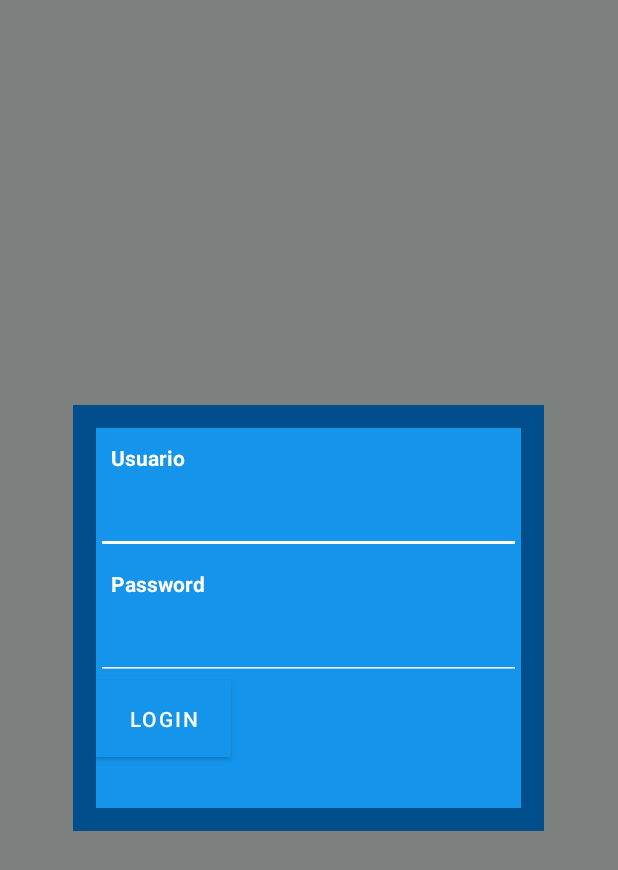
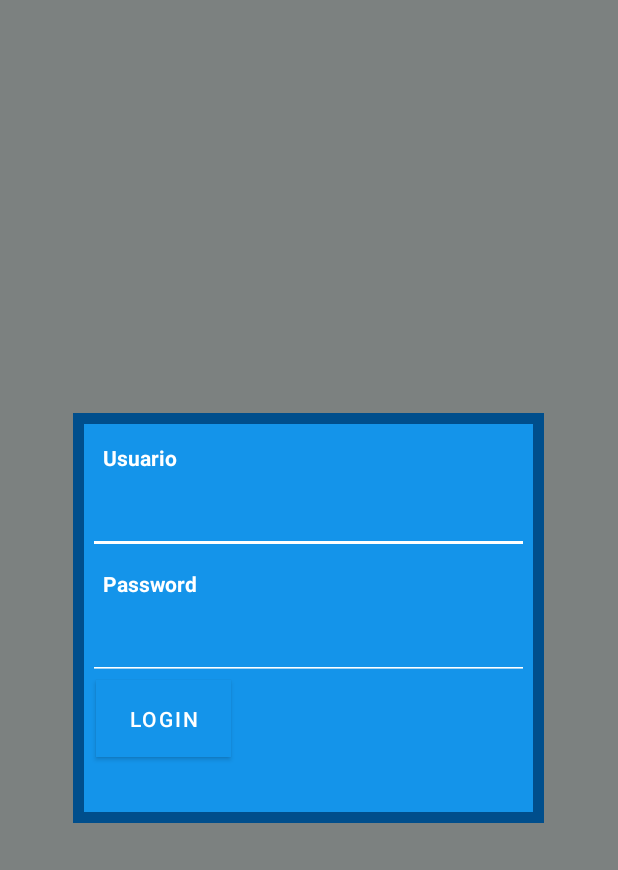
Before and after one commit to Gbalay92/PlayersDB, an Android app: the layout activity_main.xml on its own in the app's theme, with its tools: preview values and no code run, on a phone screen of 412 x 824 dp. Shown: the top 870 px of the screen. Run offline under Robolectric (Android 15) with nearby library versions, the phone set to English and light mode, and no system bars.

Commit message:
add xml border and change it in layouts

```diff
--- a/app/src/main/AndroidManifest.xml
+++ b/app/src/main/AndroidManifest.xml
@@ -15,7 +15,10 @@
         tools:targetApi="31">
         <activity
             android:name=".MainActivity"
-            android:exported="true">
+            android:exported="true"
+            android:theme="@style/Theme.AppCompat.Light.NoActionBar"
+            >
+
             <intent-filter>
                 <action android:name="android.intent.action.MAIN" />
 
--- a/app/src/main/java/com/liceolapaz/dam/gbl/MainActivity.kt
+++ b/app/src/main/java/com/liceolapaz/dam/gbl/MainActivity.kt
@@ -1,11 +1,12 @@
 package com.liceolapaz.dam.gbl
 
+import android.app.ActionBar
 import android.content.Intent
-import androidx.appcompat.app.AppCompatActivity
 import android.os.Bundle
 import android.widget.Button
 import android.widget.EditText
 import android.widget.TextView
+import androidx.appcompat.app.AppCompatActivity
 
 class MainActivity : AppCompatActivity() {
     private lateinit var user: EditText
@@ -21,6 +22,7 @@ class MainActivity : AppCompatActivity() {
         password=findViewById(R.id.inputPassword)
         txtError=findViewById(R.id.txtError)
         login=findViewById(R.id.login)
+
 
 
         login.setOnClickListener {
--- /dev/null
+++ b/app/src/main/res/drawable/border.xml
@@ -0,0 +1,9 @@
+<?xml version="1.0" encoding="utf-8"?>
+<selector xmlns:android="http://schemas.android.com/apk/res/android">
+    <item>
+        <shape xmlns:android="http://schemas.android.com/apk/res/android" android:shape="rectangle">
+            <solid android:color="@color/blue" />
+            <stroke android:width="7dp" android:color="@color/marineBlue" />
+        </shape>
+    </item>
+</selector>
--- a/app/src/main/res/layout/activity_main.xml
+++ b/app/src/main/res/layout/activity_main.xml
@@ -9,21 +9,15 @@
     tools:context=".MainActivity"
     android:gravity="center"
     android:orientation="vertical">
-    <RelativeLayout
-        android:layout_width="314dp"
-        android:padding="15dp"
-        android:layout_height="wrap_content"
-        android:layout_gravity="center"
-        android:background="@color/marineBlue"
-        android:gravity="left"
-        android:orientation="vertical">
+
 
         <LinearLayout
             android:id="@+id/card_view"
-            android:layout_width="match_parent"
+            android:layout_width="314dp"
+            android:padding="10dp"
             android:layout_height="wrap_content"
             android:layout_gravity="center"
-            android:background="@color/blue"
+            android:background="@drawable/border"
             android:gravity="left"
             android:orientation="vertical"
             android:outlineSpotShadowColor="@color/marineBlue">
@@ -43,6 +37,7 @@
                 android:layout_width="match_parent"
                 android:layout_height="wrap_content"
                 android:backgroundTint="@color/white"
+                android:textColor="@color/white"
                 android:inputType="text"
                 android:padding="10dp"
                 android:textColorHint="@color/white" />
@@ -70,8 +65,9 @@
                 android:id="@+id/login"
                 android:layout_width="90dp"
                 android:layout_height="wrap_content"
-                android:background="@color/marineBlue"
+                android:background="@drawable/border"
                 android:padding="10dp"
+                android:layout_marginStart="5dp"
                 android:text="Login"
                 android:textColor="@color/white" />
 
@@ -86,6 +82,6 @@
                 android:textStyle="bold" />
 
         </LinearLayout>
-    </RelativeLayout>
+
 
 </RelativeLayout>
--- a/app/src/main/res/layout/jugador_list.xml
+++ b/app/src/main/res/layout/jugador_list.xml
@@ -7,7 +7,7 @@
     android:layout_width="match_parent"
     android:layout_height="match_parent"
     android:padding="10dp"
-    android:background="@color/marineBlue"
+    android:background="@drawable/border"
     app:layoutManager="LinearLayoutManager"
     tools:context=".ListaJugadores"
     tools:listitem="@layout/jugador_item" />
--- a/app/src/main/res/values/themes.xml
+++ b/app/src/main/res/values/themes.xml
@@ -6,7 +6,7 @@
         <item name="colorPrimaryVariant">@color/marineBlue</item>
         <item name="colorOnPrimary">@color/grey</item>
         <!-- Secondary brand color. -->
-        <item name="colorSecondary">@color/white</item>
+        <item name="colorSecondary">@color/grey</item>
         <item name="colorSecondaryVariant">@color/purple_500</item>
         <item name="colorOnSecondary">@color/teal_200</item>
         <!-- Status bar color. -->
```
Also changed, not shown: app/src/main/res/drawable/ic_nuevo.xml (+3 -5 lines), app/src/main/res/layout/jugador.xml (+3 -4 lines).
